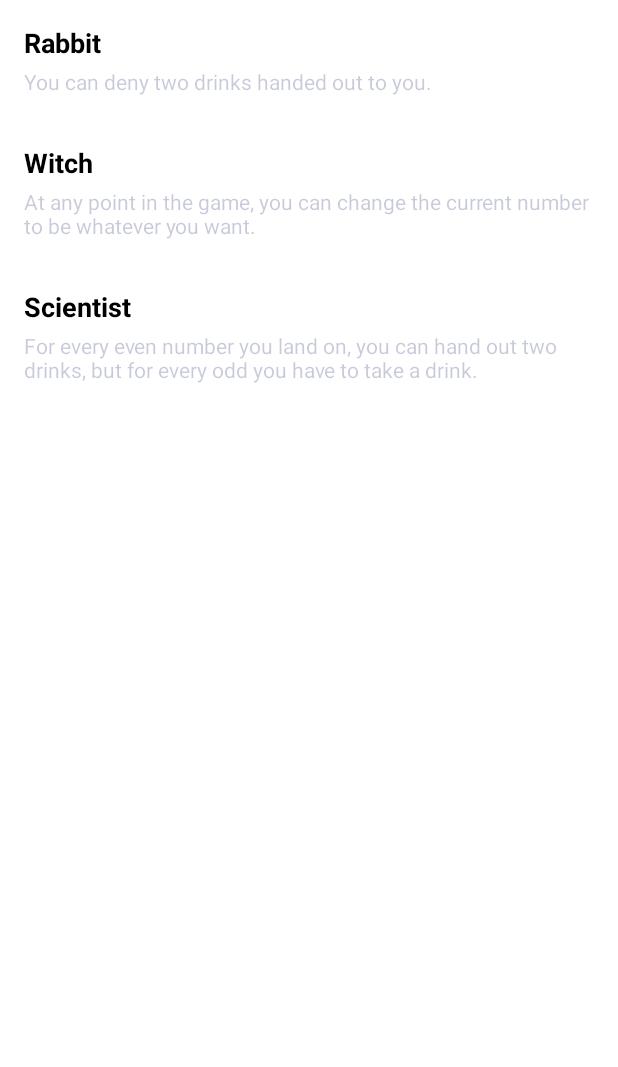
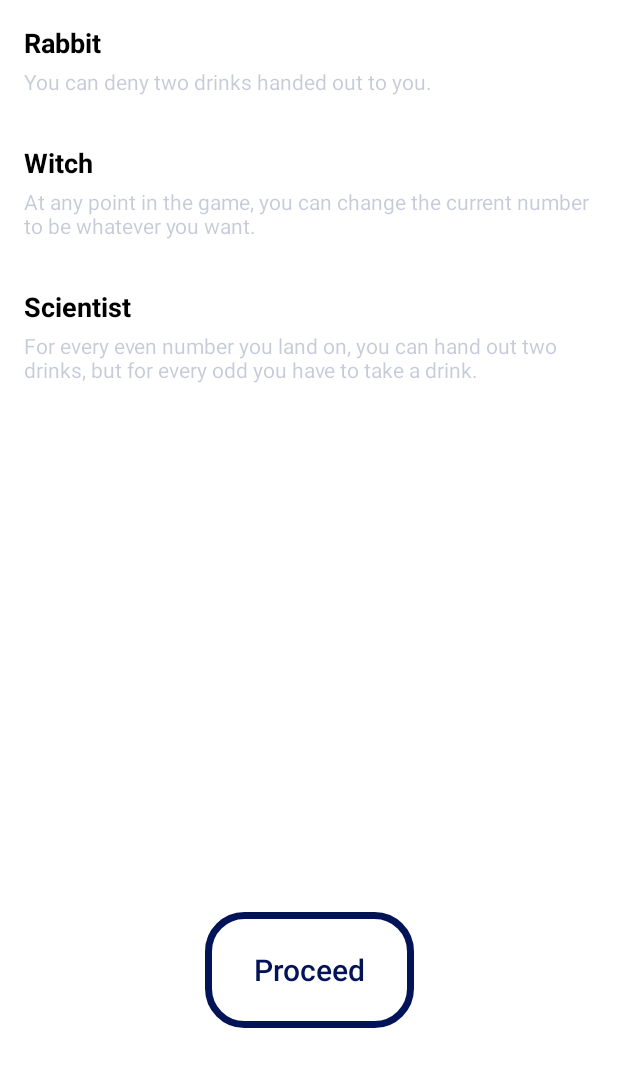
Before and after one commit to JakeyP99/High-To-Low, an Android app: the CharacterClassSelection screen opened directly, with no data from a screen before it, on a phone screen of 412 x 824 dp. Shown: the top 1067 px of the screen. Run offline under Robolectric (Android 15) with nearby library versions, the phone set to English and light mode, and no system bars; Roboto replaces fonts that are not available here.

Commit message:
You can now exit the CharacterClassSelection.

```diff
--- a/app/src/main/java/com/example/countingdowngame/createPlayer/CharacterClassSelection.java
+++ b/app/src/main/java/com/example/countingdowngame/createPlayer/CharacterClassSelection.java
@@ -1,6 +1,8 @@
 package com.example.countingdowngame.createPlayer;
 
 import android.os.Bundle;
+import android.util.Log;
+import android.widget.Button;
 
 import androidx.recyclerview.widget.LinearLayoutManager;
 import androidx.recyclerview.widget.RecyclerView;
@@ -12,10 +14,15 @@ import java.util.ArrayList;
 import java.util.List;
 
 public class CharacterClassSelection extends ButtonUtilsActivity {
+
+    Button btnProceed;
+
     @Override
     protected void onCreate(Bundle savedInstanceState) {
         super.onCreate(savedInstanceState);
         setContentView(R.layout.characterclass_selection);
+
+        btnProceed = findViewById(R.id.btnProceed);
 
         RecyclerView recyclerView = findViewById(R.id.playerRecyclerView);
         recyclerView.setLayoutManager(new LinearLayoutManager(this));
@@ -29,5 +36,10 @@ public class CharacterClassSelection extends ButtonUtilsActivity {
         // Initialize the adapter and set it to the RecyclerView
         CharacterClassAdapter adapter = new CharacterClassAdapter(characterClasses);
         recyclerView.setAdapter(adapter);
+
+        btnUtils.setButton(btnProceed, () -> {
+            finish();
+            Log.d("btnProceed", "Proceeded back to player select");
+        });
     }
 }
--- a/app/src/main/java/com/example/countingdowngame/createPlayer/PlayerChoice.java
+++ b/app/src/main/java/com/example/countingdowngame/createPlayer/PlayerChoice.java
@@ -56,7 +56,6 @@ public class PlayerChoice extends ButtonUtilsActivity implements PlayerListAdapt
     @Override
     protected void onResume() {
         super.onResume();
-        playerList.clear();
         List<Player> loadedPlayerList = PlayerModelLocalStore.fromContext(this).loadPlayerData();
         playerList.addAll(loadedPlayerList);
         selectedPlayerCount = 0;
--- a/app/src/main/java/com/example/countingdowngame/createPlayer/PlayerListAdapter.java
+++ b/app/src/main/java/com/example/countingdowngame/createPlayer/PlayerListAdapter.java
@@ -11,6 +11,7 @@ import android.util.Log;
 import android.view.LayoutInflater;
 import android.view.View;
 import android.view.ViewGroup;
+import android.widget.Button;
 import android.widget.ImageView;
 import android.widget.TextView;
 
@@ -63,10 +64,11 @@ public class PlayerListAdapter extends RecyclerView.Adapter<PlayerListAdapter.Vi
         TextView playerNameTextView;
         ImageView deletePlayerImageView;
         View playerItemView;
-
+        Button btnProceed;
         public ViewHolder(@NonNull View itemView) {
             super(itemView);
             playerItemView = itemView;
+
             playerPhotoImageView = itemView.findViewById(R.id.playerPhotoImageView);
             playerNameTextView = itemView.findViewById(R.id.playerNameTextView);
             deletePlayerImageView = itemView.findViewById(R.id.deletePlayerImageView);
@@ -75,6 +77,7 @@ public class PlayerListAdapter extends RecyclerView.Adapter<PlayerListAdapter.Vi
                 int position = getAdapterPosition();
                 if (position != RecyclerView.NO_POSITION) {
                     clickListener.onPlayerClick(position);
+                    togglePlayerSelection(position);
                 }
                 Log.d("Player Clicked", "ViewHolder: Playerclicked");
 
@@ -87,16 +90,6 @@ public class PlayerListAdapter extends RecyclerView.Adapter<PlayerListAdapter.Vi
                     context.deletePlayer(position);
                 }
             });
-
-
-            //todo put this functionality in classSelection once you choose your class
-//            // Set click listener for player selection
-//            playerItemView.setOnClickListener(v -> {
-//                int position = getAdapterPosition();
-//                if (position != RecyclerView.NO_POSITION) {
-//                    togglePlayerSelection(position);
-//                }
-//            });
 
             // Set long-click listener for player deletion
             playerItemView.setOnLongClickListener(v -> {
--- a/app/src/main/java/com/example/countingdowngame/mainActivity/PlayerNumberChoice.java
+++ b/app/src/main/java/com/example/countingdowngame/mainActivity/PlayerNumberChoice.java
@@ -1,5 +1,6 @@
 package com.example.countingdowngame.mainActivity;
 
+import android.content.Intent;
 import android.os.Build;
 import android.os.Bundle;
 import android.view.View;
@@ -63,7 +64,10 @@ public class PlayerNumberChoice extends ButtonUtilsActivity {
                     .duration(300)
                     .onEnd(animator -> {
                         // Animation has ended, start the MainActivity here
+                        Intent intent = new Intent(this, PlayerChoice.class);
+                        intent.putExtra("resetPlayers", true); // Do not reset the PlayerChoice activity
                         startActivity(getIntentForClass(PlayerChoice.class, true));
+
                     })
                     .playOn(originalPlayerField);
 
--- a/app/src/main/res/layout/characterclass_selection.xml
+++ b/app/src/main/res/layout/characterclass_selection.xml
@@ -18,5 +18,18 @@
         app:layout_constraintStart_toStartOf="parent"
         app:layout_constraintTop_toTopOf="parent" />
 
-
+    <Button
+        android:id="@+id/btnProceed"
+        android:layout_width="139dp"
+        android:layout_height="77dp"
+        android:background="@drawable/outlineforbutton"
+        android:text="Proceed"
+        android:textAllCaps="false"
+        android:textColor="@color/bluedark"
+        android:textSize="20sp"
+        app:layout_constraintBottom_toBottomOf="parent"
+        app:layout_constraintEnd_toEndOf="parent"
+        app:layout_constraintStart_toStartOf="parent"
+        app:layout_constraintTop_toBottomOf="@+id/playerRecyclerView"
+        app:layout_constraintVertical_bias="0.6" />
 </androidx.constraintlayout.widget.ConstraintLayout>
```
